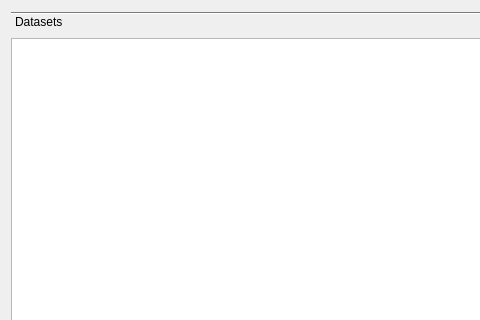
First picture: the form in Gui/dashoptions.ui, repository Ksilink/PhenoLink, before the edit; both pictures show x 0 to 480 and y 0 to 320 of the 772 by 544 pixel window.
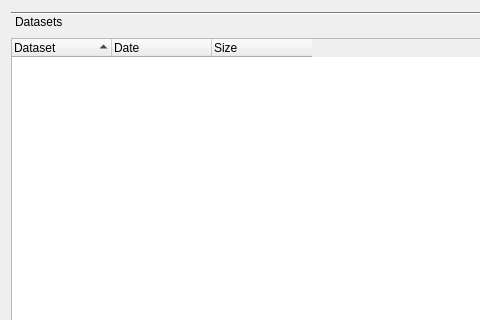
Second picture: the form after the edit.

The edit to the form file:
```diff
--- a/Gui/dashoptions.ui
+++ b/Gui/dashoptions.ui
@@ -41,8 +41,8 @@
        <rect>
         <x>0</x>
         <y>0</y>
-        <width>750</width>
-        <height>360</height>
+        <width>754</width>
+        <height>366</height>
        </rect>
       </property>
       <attribute name="label">
@@ -73,6 +73,9 @@
           <bool>false</bool>
          </property>
          <attribute name="headerVisible">
+          <bool>true</bool>
+         </attribute>
+         <attribute name="headerStretchLastSection">
           <bool>false</bool>
          </attribute>
          <column>
```
Left out of the diff: 16 changed lines with no effect on the pictures.
